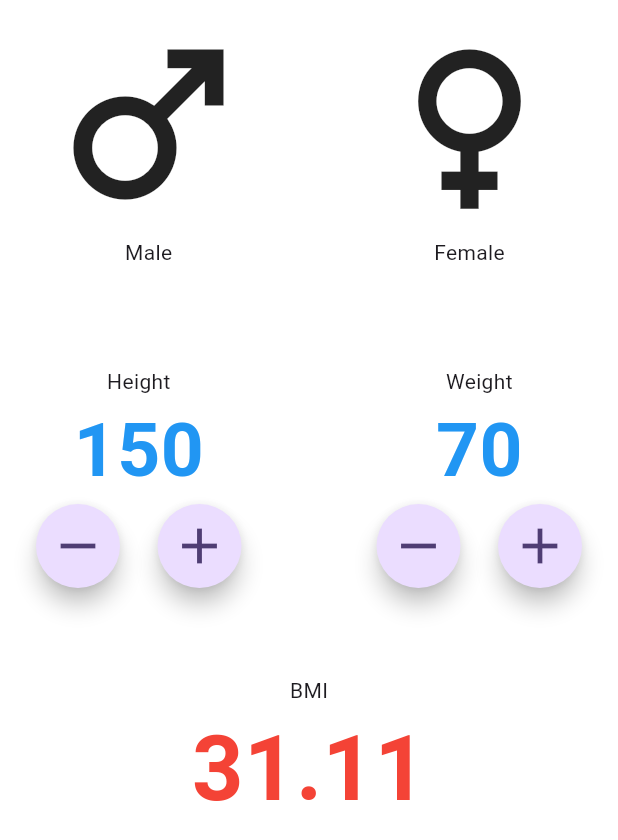
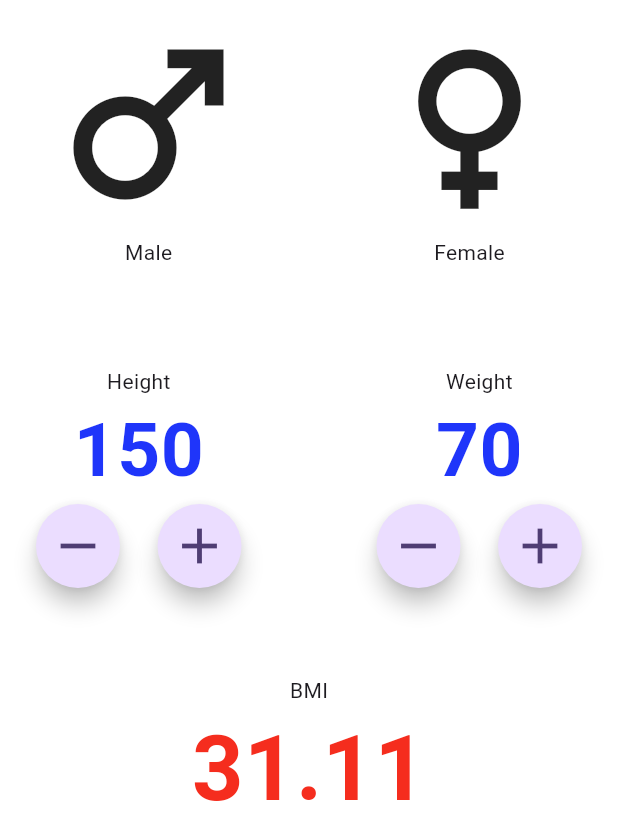
Before and after one commit to malith-kavi/bmicalculator, a Flutter app: the screen it shows after launch, on a phone screen of 412 x 824 dp. Shown: the top 840 px of the screen. Run offline on Flutter 3.47's test engine with Material 3 defaults, Android fonts, the phone set to English and light mode, and no system bars.

Commit message:
Update constants.dart

```diff
--- a/lib/constants.dart
+++ b/lib/constants.dart
@@ -1,7 +1,7 @@
 import 'package:flutter/material.dart';
 
-const kTextColor = Colors.blue;
-const kTextColorR = Colors.red;
+const kTextColor = Color.fromARGB(255, 31, 53, 250);
+const kTextColorR = Color.fromARGB(255, 245, 45, 30);
 
 const kInputLabelColor = TextStyle(
   color: kTextColor,
```
